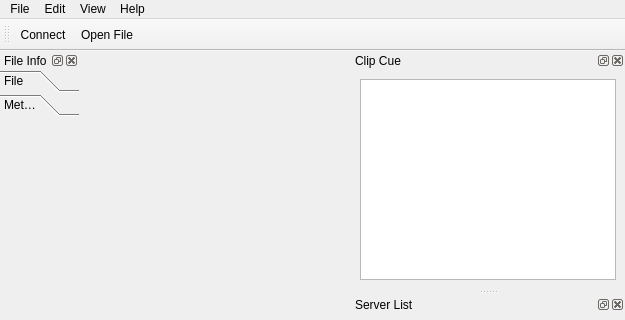
First picture: the form in resources/mainwindow_docks.ui, repository jiakeliu/Cobra, before the edit; both pictures show x 0 to 625 and y 0 to 320 of the 625 by 1089 pixel window.
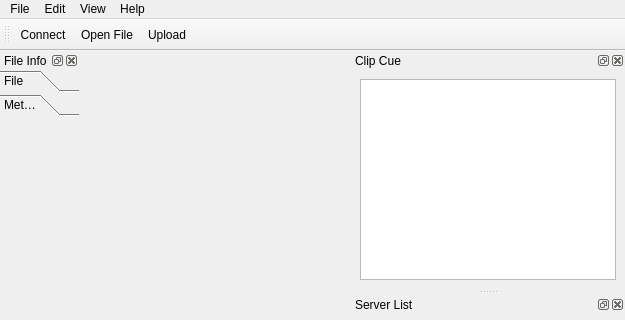
Second picture: the form after the edit. Icons and pictures are not drawn.

Diff of the .ui file:
```diff
--- a/resources/mainwindow_docks.ui
+++ b/resources/mainwindow_docks.ui
@@ -155,6 +155,7 @@
    </attribute>
    <addaction name="actionConnect"/>
    <addaction name="actionOpenFile"/>
+   <addaction name="actionSelectUpload"/>
   </widget>
   <widget class="QStatusBar" name="statusbar"/>
   <widget class="QDockWidget" name="fileInfoDock">
@@ -711,6 +712,17 @@
     <string>Transfers</string>
    </property>
   </action>
+  <action name="actionSelectUpload">
+   <property name="checkable">
+    <bool>true</bool>
+   </property>
+   <property name="text">
+    <string>Upload</string>
+   </property>
+   <property name="shortcut">
+    <string>Ctrl+K</string>
+   </property>
+  </action>
  </widget>
  <resources>
   <include location="cobra.qrc"/>
```
